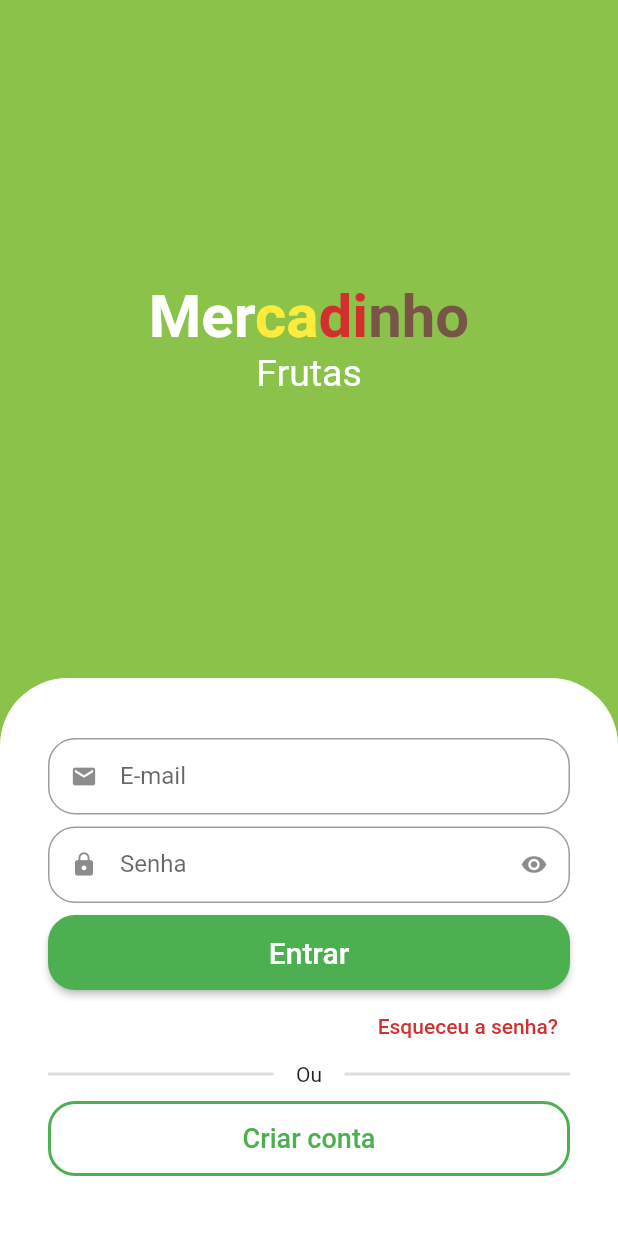
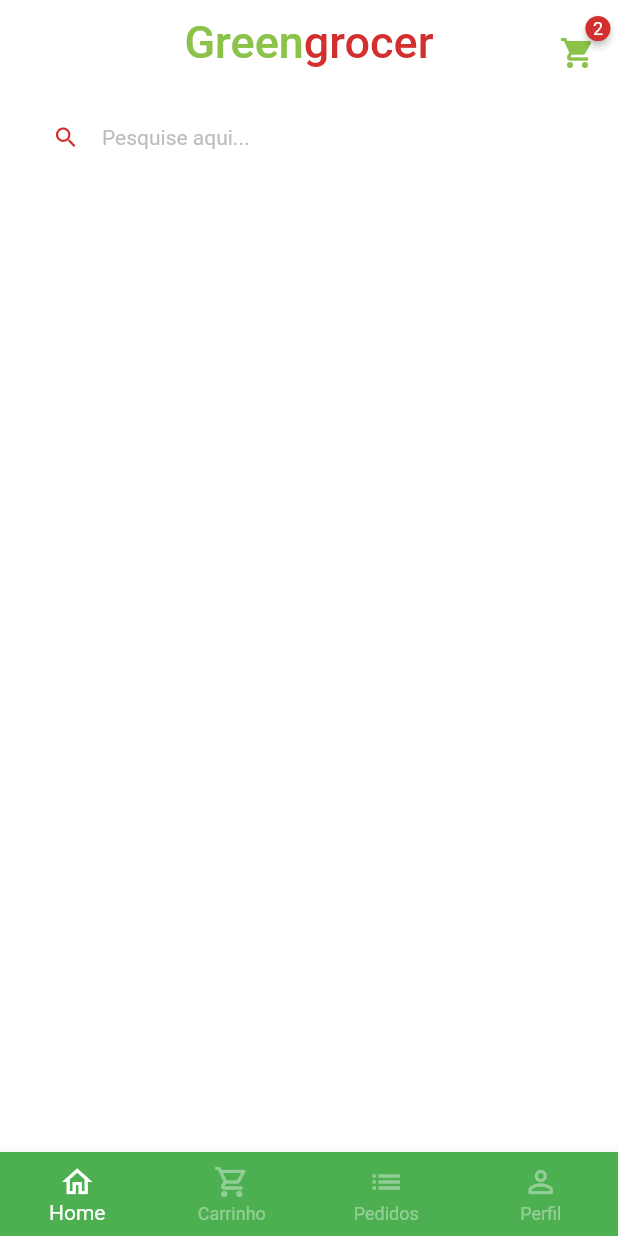
Before and after one commit to arielguareschi/mercadinho, a Flutter app: the screen it shows after launch, after a tap on "Entrar", on a phone screen of 412 x 824 dp. Run offline on Flutter 3.47's test engine with Material 2 defaults, Android fonts, the phone set to English and light mode, and no system bars; drawn by our look-alikes of animated_text_kit, badges; our stand-ins replace mask_text_input_formatter.

Commit message:
tela home

```diff
--- a/lib/main.dart
+++ b/lib/main.dart
@@ -15,6 +15,7 @@
       title: 'Flutter Demo',
       theme: ThemeData(
         primarySwatch: Colors.green,
+        scaffoldBackgroundColor: Colors.white.withAlpha(190),
       ),
       debugShowCheckedModeBanner: false,
       home: const SignInScreen(),
--- a/lib/src/auth/sign_in_screen.dart
+++ b/lib/src/auth/sign_in_screen.dart
@@ -1,6 +1,7 @@
 import 'package:animated_text_kit/animated_text_kit.dart';
 import 'package:flutter/material.dart';
 import 'package:mercadinho/src/auth/sign_up_screen.dart';
+import 'package:mercadinho/src/base/base_screen.dart';
 import 'package:mercadinho/src/config/custom_colors.dart';
 
 import 'components/custom_text_field.dart';
@@ -118,7 +119,15 @@
                             borderRadius: BorderRadius.circular(18),
                           ),
                         ),
-                        onPressed: () {},
+                        onPressed: () {
+                          Navigator.of(context).pushReplacement(
+                            MaterialPageRoute(
+                              builder: (c) {
+                                return const BaseScreen();
+                              },
+                            ),
+                          );
+                        },
                         child: const Text(
                           'Entrar',
                           style: TextStyle(
--- /dev/null
+++ b/lib/src/base/base_screen.dart
@@ -0,0 +1,68 @@
+import 'package:flutter/material.dart';
+import 'package:mercadinho/src/home/home_tab.dart';
+
+class BaseScreen extends StatefulWidget {
+  const BaseScreen({super.key});
+
+  @override
+  State<BaseScreen> createState() => _BaseScreenState();
+}
+
+class _BaseScreenState extends State<BaseScreen> {
+  int currentIndex = 0;
+
+  final pageController = PageController();
+
+  @override
+  Widget build(BuildContext context) {
+    return Scaffold(
+      body: PageView(
+        physics: const NeverScrollableScrollPhysics(),
+        controller: pageController,
+        children: [
+          const HomeTab(),
+          Container(
+            color: Colors.yellow,
+          ),
+          Container(
+            color: Colors.blue,
+          ),
+          Container(
+            color: Colors.purple,
+          ),
+        ],
+      ),
+      bottomNavigationBar: BottomNavigationBar(
+        type: BottomNavigationBarType.fixed,
+        backgroundColor: Colors.green,
+        selectedItemColor: Colors.white,
+        unselectedItemColor: Colors.white.withAlpha(100),
+        currentIndex: currentIndex,
+        onTap: (index) {
+          setState(() {
+            currentIndex = index;
+            pageController.jumpToPage(index);
+          });
+        },
+        items: const [
+          BottomNavigationBarItem(
+            icon: Icon(Icons.home_outlined),
+            label: 'Home',
+          ),
+          BottomNavigationBarItem(
+            icon: Icon(Icons.shopping_cart_outlined),
+            label: 'Carrinho',
+          ),
+          BottomNavigationBarItem(
+            icon: Icon(Icons.list),
+            label: 'Pedidos',
+          ),
+          BottomNavigationBarItem(
+            icon: Icon(Icons.person_outline),
+            label: 'Perfil',
+          ),
+        ],
+      ),
+    );
+  }
+}
--- /dev/null
+++ b/lib/src/home/home_tab.dart
@@ -0,0 +1,102 @@
+import 'package:flutter/material.dart';
+import 'package:mercadinho/src/config/custom_colors.dart';
+import 'package:badges/badges.dart' as packageBadge;
+
+class HomeTab extends StatelessWidget {
+  const HomeTab({super.key});
+
+  @override
+  Widget build(BuildContext context) {
+    return Scaffold(
+      // AppBar
+      appBar: AppBar(
+        backgroundColor: Colors.transparent,
+        elevation: 0,
+        centerTitle: true,
+        title: Text.rich(
+          TextSpan(
+            style: const TextStyle(
+              fontSize: 30,
+            ),
+            children: [
+              TextSpan(
+                text: "Green",
+                style: TextStyle(
+                  color: CustomColors.customSwatchColor,
+                ),
+              ),
+              TextSpan(
+                text: "grocer",
+                style: TextStyle(
+                  color: CustomColors.customConstrastColor,
+                ),
+              ),
+            ],
+          ),
+        ),
+        actions: [
+          Padding(
+            padding: const EdgeInsets.only(
+              top: 15,
+              right: 15,
+            ),
+            child: GestureDetector(
+              onTap: () {},
+              child: packageBadge.Badge(
+                badgeStyle: packageBadge.BadgeStyle(
+                  badgeColor: CustomColors.customConstrastColor,
+                ),
+                badgeContent: const Text(
+                  '2',
+                  style: TextStyle(
+                    color: Colors.white,
+                    fontSize: 12,
+                  ),
+                ),
+                child: Icon(
+                  Icons.shopping_cart,
+                  color: CustomColors.customSwatchColor,
+                ),
+              ),
+            ),
+          ),
+        ],
+      ),
+      body: Column(
+        children: [
+          // Campo de Pesquisa
+          Padding(
+            padding: const EdgeInsets.symmetric(
+              horizontal: 20,
+              vertical: 10,
+            ),
+            child: TextField(
+              decoration: InputDecoration(
+                  filled: true,
+                  fillColor: Colors.white,
+                  isDense: true,
+                  hintText: 'Pesquise aqui...',
+                  hintStyle: TextStyle(
+                    color: Colors.grey.shade400,
+                    fontSize: 14,
+                  ),
+                  prefixIcon: Icon(
+                    Icons.search,
+                    color: CustomColors.customConstrastColor,
+                  ),
+                  border: OutlineInputBorder(
+                      borderRadius: BorderRadius.circular(60),
+                      borderSide: const BorderSide(
+                        width: 0,
+                        style: BorderStyle.none,
+                      ))),
+            ),
+          )
+          // Categorias
+
+          // Grid
+        ],
+      ),
+    );
+  }
+}
--- a/pubspec.yaml
+++ b/pubspec.yaml
@@ -37,6 +37,7 @@
   cupertino_icons: ^1.0.2
   animated_text_kit: ^4.2.2
   mask_text_input_formatter: ^2.4.0
+  badges: ^3.1.1
 
 dev_dependencies:
   flutter_test:
```
Also changed, not shown: pubspec.lock.
